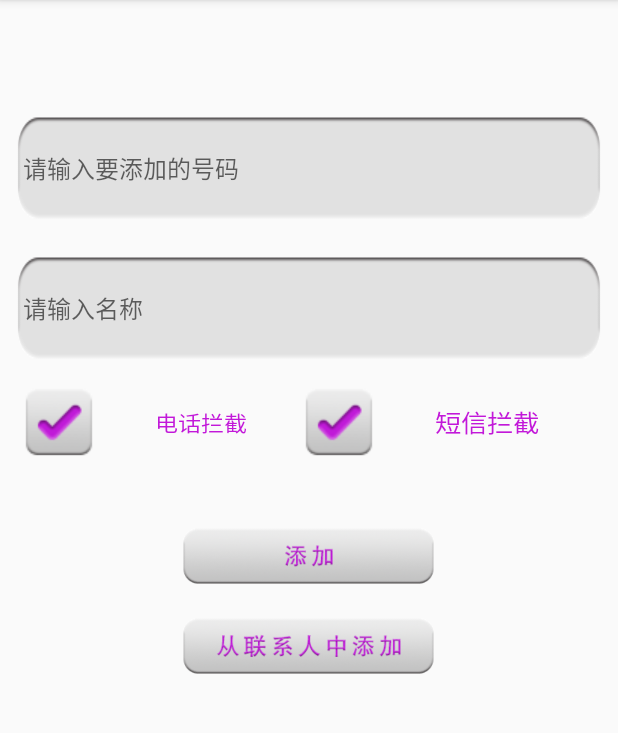
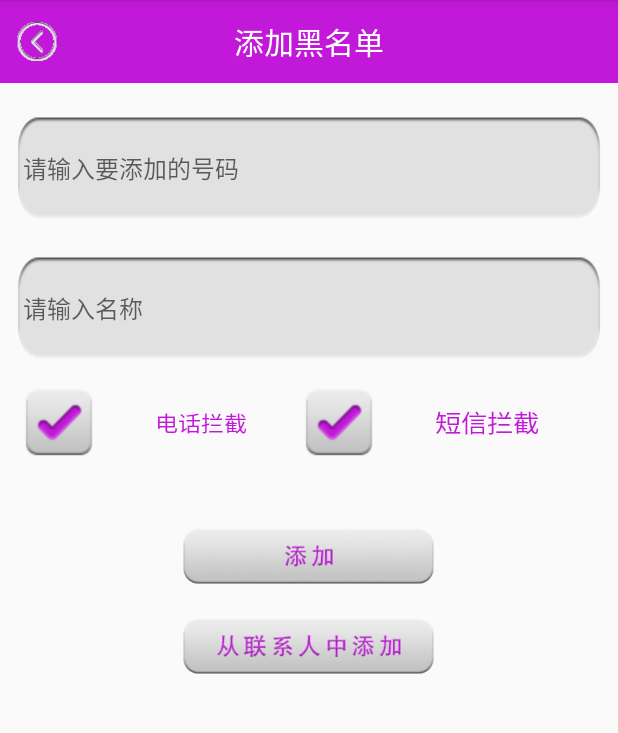
Before and after one commit to weiruibo/MyGuard, an Android app: the AddBlackNumberActivity screen opened directly, with no data from a screen before it, on a phone screen of 412 x 824 dp, the part 84-817 px from its top. Run offline under Robolectric (Android 15) with nearby library versions, the phone set to English and light mode, and no system bars.

Commit message:
lyx-AddBlackNumberActivity

```diff
--- a/app/src/main/java/cn/edu/gdmec/w07150837/myguard/m3communicationguard/AddBlackNumberActivity.java
+++ b/app/src/main/java/cn/edu/gdmec/w07150837/myguard/m3communicationguard/AddBlackNumberActivity.java
@@ -1,15 +1,115 @@
 package cn.edu.gdmec.w07150837.myguard.m3communicationguard;
 
+import android.content.Intent;
 import android.support.v7.app.AppCompatActivity;
 import android.os.Bundle;
+import android.text.TextUtils;
+import android.view.View;
+import android.view.Window;
+import android.widget.CheckBox;
+import android.widget.EditText;
+import android.widget.ImageView;
+import android.widget.TextView;
+import android.widget.Toast;
 
 import cn.edu.gdmec.w07150837.myguard.R;
+import cn.edu.gdmec.w07150837.myguard.m3communicationguard.db.dao.BlackNumberDao;
+import cn.edu.gdmec.w07150837.myguard.m3communicationguard.entity.BlackContactInfo;
 
-public class AddBlackNumberActivity extends AppCompatActivity {
+public class AddBlackNumberActivity extends AppCompatActivity implements View.OnClickListener {
+
+    private CheckBox mSmsCB;
+    private CheckBox mTelCB;
+    private EditText mNumET;
+    private EditText mNameET;
+    private BlackNumberDao dao;
 
     @Override
     protected void onCreate(Bundle savedInstanceState) {
         super.onCreate(savedInstanceState);
+        requestWindowFeature(Window.FEATURE_NO_TITLE);
         setContentView(R.layout.activity_add_black_number);
+        dao = new BlackNumberDao(this);
+        initView();
+
+    }
+
+    private void initView() {
+        findViewById(R.id.r1_titlebar).setBackgroundColor(getResources().getColor(R.color
+                .bright_purple));
+        ((TextView) findViewById(R.id.tv_title)).setText("添加黑名单");
+        ImageView mLeftImgv = (ImageView) findViewById(R.id.imgv_leftbtn);
+        mLeftImgv.setOnClickListener(this);
+        mLeftImgv.setImageResource(R.drawable.back);
+
+        mSmsCB = (CheckBox) findViewById(R.id.cb_blacknumber_sms);
+        mTelCB = (CheckBox) findViewById(R.id.cb_blacknumber_tel);
+        mNumET = (EditText) findViewById(R.id.et_balcknumber);
+        mNameET = (EditText) findViewById(R.id.et_blackname);
+        findViewById(R.id.add_blacknum_btn).setOnClickListener(this);
+        findViewById(R.id.add_fromcontact_btn).setOnClickListener(this);
+
+    }
+
+
+    @Override
+    public void onClick(View view) {
+
+        switch (view.getId()) {
+            case R.id.imgv_leftbtn:
+                finish();
+                break;
+            case R.id.add_blacknum_btn:
+                String number = mNumET.getText().toString().trim();
+                String name = mNameET.getText().toString().trim();
+                if (TextUtils.isEmpty(number) || TextUtils.isEmpty(name)) {
+                    Toast.makeText(this, "电话号码和手机号都不能为空", Toast.LENGTH_SHORT).show();
+                    return;
+
+                } else {
+                    BlackContactInfo blackContactInfo = new BlackContactInfo();
+                    blackContactInfo.phoneNumber = number;
+                    blackContactInfo.contactNmae = name;
+                    if (mSmsCB.isChecked() & mTelCB.isChecked()) {
+                        blackContactInfo.mode = 3;
+
+                    } else if (mSmsCB.isChecked() & !mTelCB.isChecked()) {
+                        blackContactInfo.mode = 2;
+                    } else if (!mSmsCB.isChecked() & mTelCB.isChecked()) {
+                        blackContactInfo.mode = 1;
+                    } else {
+                        Toast.makeText(this, "请选择拦截模式", Toast.LENGTH_SHORT).show();
+                        return;
+                    }
+
+                    if (!dao.IsNumberExist(blackContactInfo.phoneNumber)) {
+                        dao.add(blackContactInfo);
+                    } else {
+                        Toast.makeText(this, "该号码已经被添加至黑名单", Toast.LENGTH_SHORT).show();
+                    }
+                    finish();
+                }
+
+                break;
+            case R.id.add_fromcontact_btn:
+                startActivityForResult(new Intent(this, ContactSelectActivity.class), 0);
+                break;
+
+        }
+
+    }
+
+    @Override
+    protected void onActivityResult(int requestCode, int resultCode, Intent data) {
+        super.onActivityResult(requestCode, resultCode, data);
+
+        if (data != null) {
+            String phone = data.getStringExtra("phone");
+            String name = data.getStringExtra("name");
+            mNameET.setText(name);
+            mNumET.setText(phone);
+
+        }
+
     }
 }
--- a/app/src/main/res/layout/activity_add_black_number.xml
+++ b/app/src/main/res/layout/activity_add_black_number.xml
@@ -10,7 +10,7 @@
     <include layout="@layout/titlebar" />
 
     <EditText
-        android:id="@+id/et_backnumber"
+        android:id="@+id/et_balcknumber"
         android:layout_width="match_parent"
         android:layout_height="wrap_content"
         android:layout_marginLeft="10dp"
@@ -71,7 +71,7 @@
     </LinearLayout>
 
     <Button
-        android:id="@+id/add_black_btn"
+        android:id="@+id/add_blacknum_btn"
         android:layout_width="170dp"
         android:layout_height="40dp"
         android:layout_gravity="center_horizontal"
```
